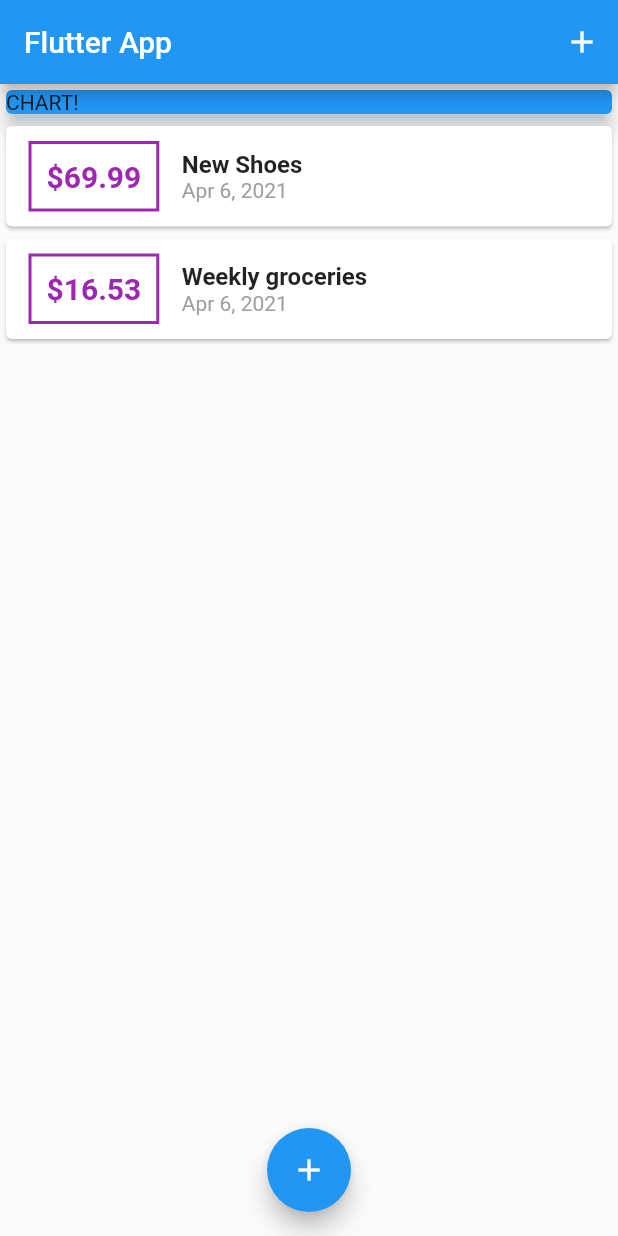
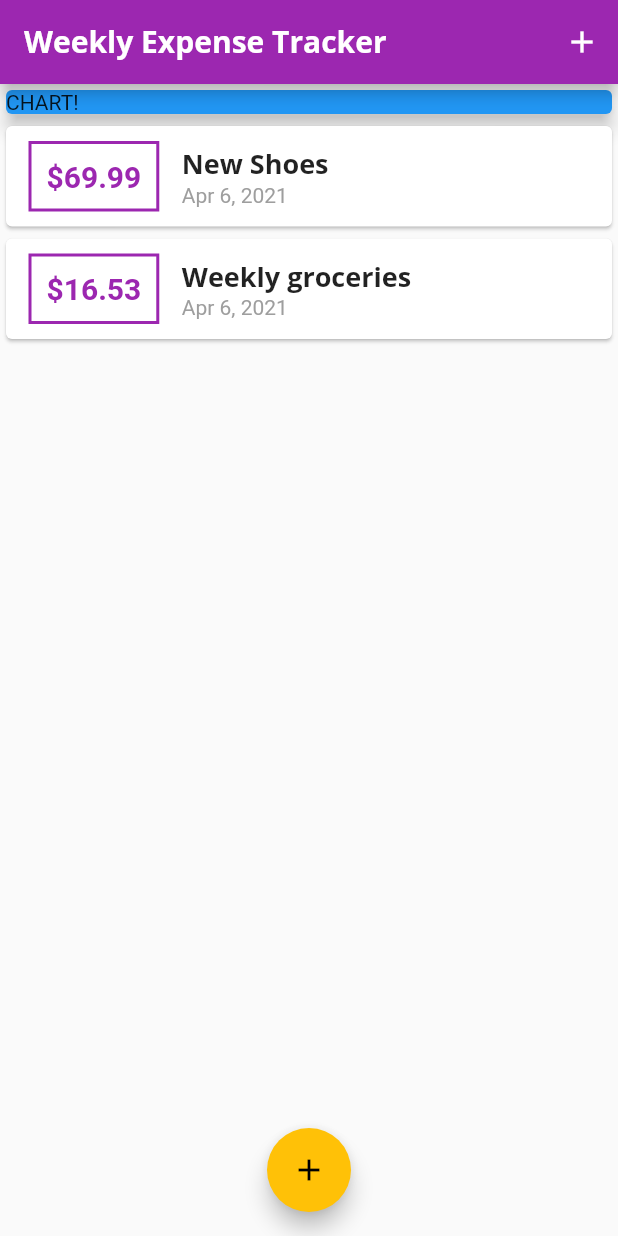
Before and after one commit to Mark-DSouza/WeeklyExpenseTracker, a Flutter app: the screen it shows after launch, on a phone screen of 412 x 824 dp. Run offline on Flutter 3.47's test engine with Material 2 defaults, Android fonts, the phone set to English and light mode, and no system bars.

Commit message:
Add purple/amber theme to app and fonts to the theme

```diff
--- a/lib/main.dart
+++ b/lib/main.dart
@@ -13,8 +13,29 @@ class MyApp extends StatelessWidget {
   @override
   Widget build(BuildContext context) {
     return MaterialApp(
-      title: 'Flutter App',
+      title: 'Weekly Expense Tracker',
       home: MyHomePage(),
+      theme: ThemeData(
+        primarySwatch: Colors.purple,
+        accentColor: Colors.amber,
+        fontFamily: 'Quicksand',
+        textTheme: ThemeData.light().textTheme.copyWith(
+                headline6: TextStyle(
+                  fontFamily: 'OpenSans',
+                  fontSize: 18,
+                  fontWeight: FontWeight.bold,
+                ),
+        ),
+        appBarTheme: AppBarTheme(
+          textTheme: ThemeData.light().textTheme.copyWith(
+                headline6: TextStyle(
+                  fontFamily: 'OpenSans',
+                  fontSize: 20,
+                  fontWeight: FontWeight.bold,
+                ),
+              ),
+        ),
+      ),
     );
   }
 }
@@ -66,9 +87,11 @@ class _MyHomePageState extends State<MyHomePage> {
   Widget build(BuildContext context) {
     return Scaffold(
       appBar: AppBar(
-        title: Text('Flutter App'),
+        title: Text('Weekly Expense Tracker'),
         actions: [
-          IconButton(icon: Icon(Icons.add), onPressed: () => startAddNewTransaction(context)),
+          IconButton(
+              icon: Icon(Icons.add),
+              onPressed: () => startAddNewTransaction(context)),
         ],
       ),
       body: SingleChildScrollView(
--- a/lib/widgets/transaction_list.dart
+++ b/lib/widgets/transaction_list.dart
@@ -25,14 +25,14 @@ class TransactionList extends StatelessWidget {
                   ),
                   decoration: BoxDecoration(
                     border: Border.all(
-                      color: Colors.purple,
+                      color: Theme.of(context).primaryColor,
                       width: 2,
                     ),
                   ),
                   child: Text(
                     '\$${transactions[index].amount.toStringAsFixed(2)}',
                     style: TextStyle(
-                      color: Colors.purple,
+                      color: Theme.of(context).primaryColor,
                       fontWeight: FontWeight.bold,
                       fontSize: 20,
                     ),
@@ -43,10 +43,7 @@ class TransactionList extends StatelessWidget {
                   children: [
                     Text(
                       transactions[index].title,
-                      style: TextStyle(
-                        fontSize: 16,
-                        fontWeight: FontWeight.bold,
-                      ),
+                      style: Theme.of(context).textTheme.headline6,
                     ),
                     Text(
                       DateFormat.yMMMd().format(transactions[index].date),
```
Also changed, not shown: pubspec.yaml (+11 -6 lines), fonts/OpenSans-Bold.ttf (added), fonts/OpenSans-Regular.ttf (added), fonts/Quicksand-Bold.ttf (added), fonts/Quicksand-Light.ttf (added), fonts/Quicksand-Medium.ttf (added), fonts/Quicksand-Regular.ttf (added).
